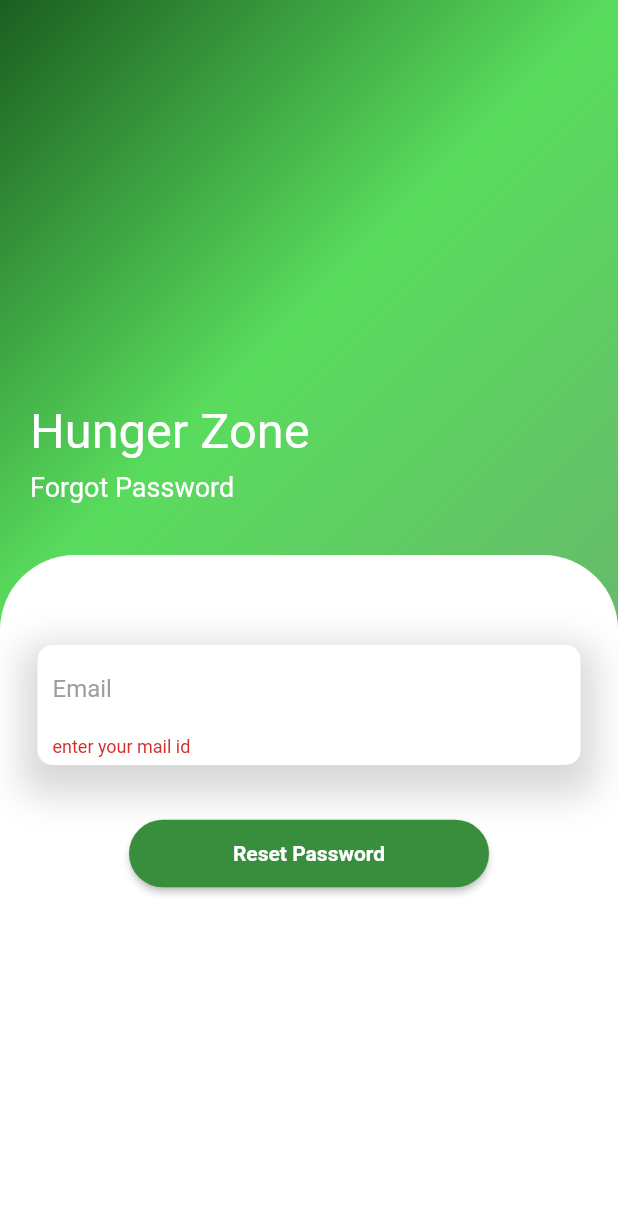
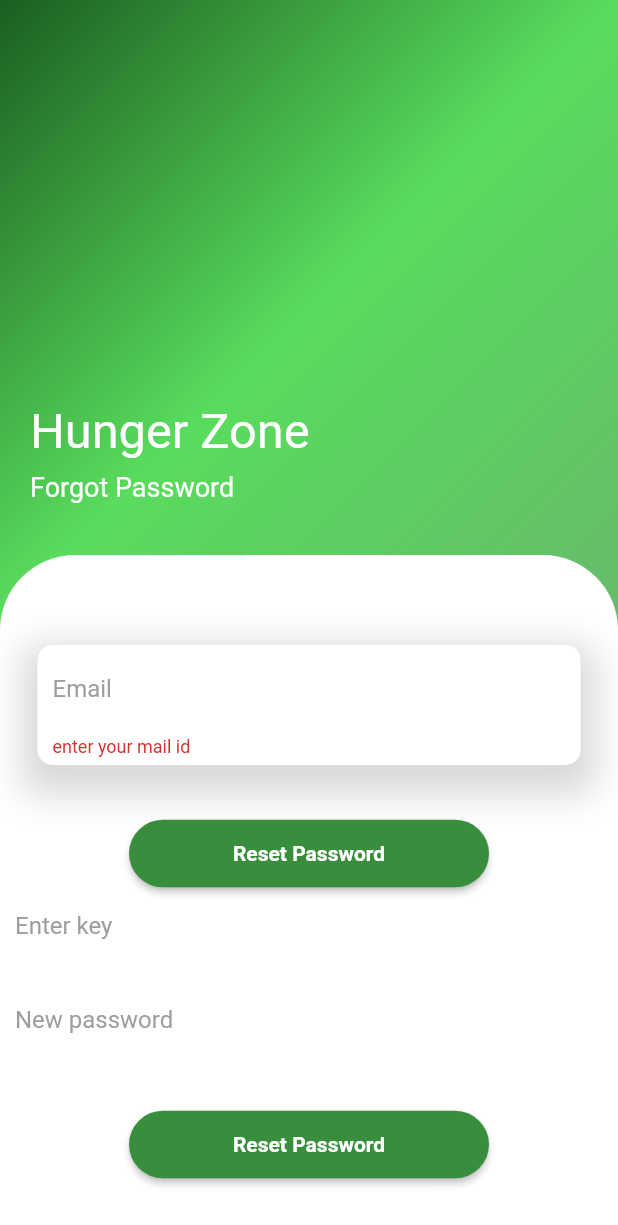
Before and after one commit to INTERNS-LXI-TECHNOLOGIES/HungryZoneClient, a Flutter app: the ForgotPasswordScreen screen opened directly, after a tap on "Reset Password", on a phone screen of 412 x 824 dp. Shown: the top 1225 px of the screen. Run offline on Flutter 3.47's test engine with Material 2 defaults, Android fonts, the phone set to English and light mode, and no system bars; our stand-ins replace bloc, built_collection, built_value, dio, equatable, flutter_bloc and 6 more; missing offline and left inert: curved_drawer_fork; accounts and stored records are empty.

Commit message:
forgot password finish

```diff
--- a/lib/presentation/bloc/password/password_bloc.dart
+++ b/lib/presentation/bloc/password/password_bloc.dart
@@ -7,9 +7,10 @@ part 'password_state.dart';
 
 class PasswordBloc extends Bloc<PasswordEvent, PasswordState> {
   PasswordBloc() : super(PasswordInitial()) {
-    on<ForgotPasswordEvent>(_FrorgotPasswordReset);
+    on<ForgotPasswordEvent>(_ForgotPasswordReset);
+    on<ForgotPasswordKeyEvent>(_ForgotPasswordResetFinish);
   }
-  _FrorgotPasswordReset(
+  _ForgotPasswordReset(
       ForgotPasswordEvent event, Emitter<PasswordState> emit) async {
     try {
       if (event.emailId != null || event.emailId.isNotEmpty) {
@@ -18,7 +19,6 @@ class PasswordBloc extends Bloc<PasswordEvent, PasswordState> {
             .getAccountResourceApi()
             .requestPasswordReset(body: body);
         if (resonse.statusCode == 200 || resonse.statusCode == 201) {
-          emit(ForgotPasswordLoaded());
         } else {
           emit(ForgotPasswordLoadError(error: 'something went wrong'));
         }
@@ -29,4 +29,26 @@ class PasswordBloc extends Bloc<PasswordEvent, PasswordState> {
       emit(ForgotPasswordLoadError(error: e.toString()));
     }
   }
+
+  _ForgotPasswordResetFinish(
+      ForgotPasswordKeyEvent event, Emitter<PasswordState> emit) async {
+    try {
+      if (event.newPasswordBody != null ||
+          event.newPasswordBody.key!.isNotEmpty &&
+              event.newPasswordBody.newPassword!.isNotEmpty) {
+        final response = await Openapi()
+            .getAccountResourceApi()
+            .finishPasswordReset(keyAndPasswordVM: event.newPasswordBody);
+        if (response.statusCode == 200 || response.statusCode == 201) {
+          emit(ForgotPasswordLoaded());
+        } else {
+          emit(ForgotPasswordFinishLoadError(error: 'something went wrong'));
+        }
+      } else {
+        emit(ForgotPasswordFinishLoadError(error: 'body is empty'));
+      }
+    } catch (e) {
+      emit(ForgotPasswordFinishLoadError(error: e.toString()));
+    }
+  }
 }
--- a/lib/presentation/bloc/password/password_event.dart
+++ b/lib/presentation/bloc/password/password_event.dart
@@ -13,3 +13,10 @@ class ForgotPasswordEvent extends PasswordEvent {
   @override
   List<Object> get props => [];
 }
+
+class ForgotPasswordKeyEvent extends PasswordEvent {
+  KeyAndPasswordVM newPasswordBody;
+  ForgotPasswordKeyEvent({required this.newPasswordBody});
+  @override
+  List<Object> get props => [];
+}
--- a/lib/presentation/bloc/password/password_state.dart
+++ b/lib/presentation/bloc/password/password_state.dart
@@ -17,3 +17,12 @@ class ForgotPasswordLoadError extends PasswordState {
   String error;
   ForgotPasswordLoadError({required this.error});
 }
+
+class ForgotPasswordFinishLoading extends PasswordState {}
+
+class ForgotPasswordFinishLoaded extends PasswordState {}
+
+class ForgotPasswordFinishLoadError extends PasswordState {
+  String error;
+  ForgotPasswordFinishLoadError({required this.error});
+}
--- a/lib/presentation/screens/forgot_password_screen.dart
+++ b/lib/presentation/screens/forgot_password_screen.dart
@@ -2,6 +2,7 @@ import 'package:flutter/material.dart';
 import 'package:flutter/src/foundation/key.dart';
 import 'package:flutter/src/widgets/framework.dart';
 import 'package:flutter_bloc/flutter_bloc.dart';
+import 'package:openapi/openapi.dart';
 
 import '../../const/const.dart';
 import '../bloc/password/password_bloc.dart';
@@ -10,6 +11,8 @@ class ForgotPasswordScreen extends StatelessWidget {
   ForgotPasswordScreen({Key? key}) : super(key: key);
 
   TextEditingController emailController = TextEditingController();
+  TextEditingController keyController = TextEditingController();
+  TextEditingController newPasswordController = TextEditingController();
   bool isValid = false;
   final GlobalKey<FormState> _validKey = GlobalKey();
 
@@ -31,6 +34,29 @@ class ForgotPasswordScreen extends StatelessWidget {
           );
           await Future.delayed(const Duration(seconds: 1));
           Navigator.of(context).pop();
+        } else if (state is ForgotPasswordFinishLoaded) {
+          ScaffoldMessenger.of(context).showSnackBar(
+            const SnackBar(
+              content: Text('Reset password Suceessful'),
+              backgroundColor: Colors.blue,
+              behavior: SnackBarBehavior.floating,
+            ),
+          );
+          await Future.delayed(const Duration(seconds: 2));
+          keyController.clear();
+          newPasswordController.clear();
+          Navigator.of(context).pop();
+        } else if (state is ForgotPasswordFinishLoadError) {
+          ScaffoldMessenger.of(context).showSnackBar(
+            const SnackBar(
+              content: Text('Reset password Failed'),
+              backgroundColor: Colors.red,
+              behavior: SnackBarBehavior.floating,
+            ),
+          );
+          await Future.delayed(const Duration(seconds: 2));
+          keyController.clear();
+          newPasswordController.clear();
         }
       },
       child: Scaffold(
@@ -135,11 +161,72 @@ class ForgotPasswordScreen extends StatelessWidget {
                           /// LOGIN BUTTON
                           MaterialButton(
                             onPressed: () {
-                              _validKey.currentState!.validate();
-                              if (isValid == true) {
+                              bool isValidate =
+                                  _validKey.currentState!.validate();
+                              if (isValid == true || isValidate == true) {
                                 BlocProvider.of<PasswordBloc>(context).add(
                                     ForgotPasswordEvent(
                                         emailId: emailController.text));
+                              } else {}
+                              //Navigator.of(context).pop();
+                            },
+                            height: 45,
+                            minWidth: 240,
+                            textColor: Colors.white,
+                            color: Colors.green.shade700,
+                            shape: const StadiumBorder(),
+                            child: const Text(
+                              'Reset Password',
+                              style: TextStyle(
+                                  fontSize: 14, fontWeight: FontWeight.bold),
+                            ),
+                          ),
+                          //
+                          //field for change password key
+                          TextFormField(
+                            controller: keyController,
+                            decoration: const InputDecoration(
+                                contentPadding:
+                                    EdgeInsets.symmetric(horizontal: 10),
+                                border: InputBorder.none,
+                                hintText: "Enter key",
+                                hintStyle: TextStyle(color: Colors.grey)),
+                          ),
+
+                          const SizedBox(
+                            height: 15,
+                          ),
+                          TextFormField(
+                            controller: newPasswordController,
+                            decoration: const InputDecoration(
+                                contentPadding:
+                                    EdgeInsets.symmetric(horizontal: 10),
+                                border: InputBorder.none,
+                                hintText: "New password",
+                                hintStyle: TextStyle(color: Colors.grey)),
+                          ),
+                          const SizedBox(
+                            height: 35,
+                          ),
+                          //
+                          //
+                          //reset passwword and Newpppassword model
+                          MaterialButton(
+                            onPressed: () {
+                              bool isValidate =
+                                  _validKey.currentState!.validate();
+                              if (isValid == true || isValidate == true) {
+                                KeyAndPasswordVMBuilder newPasswordBody =
+                                    KeyAndPasswordVMBuilder();
+                                newPasswordBody.key = keyController.text;
+
+                                newPasswordBody.newPassword =
+                                    newPasswordController.text;
+                                KeyAndPasswordVM newPasswordFinish =
+                                    newPasswordBody.build();
+                                BlocProvider.of<PasswordBloc>(context).add(
+                                    ForgotPasswordKeyEvent(
+                                        newPasswordBody: newPasswordFinish));
                               } else {}
                               //Navigator.of(context).pop();
                             },
```
